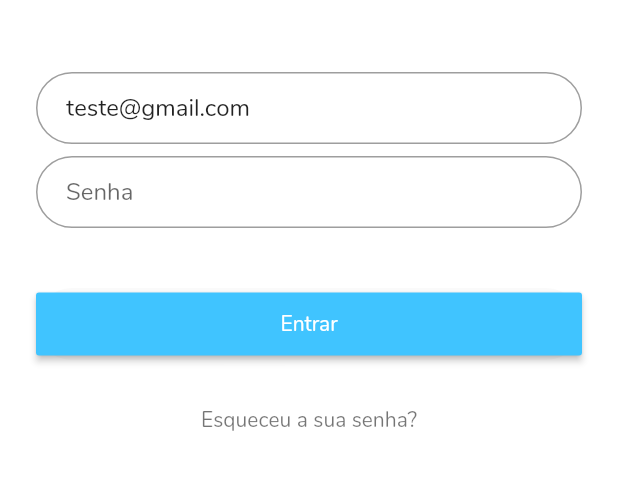
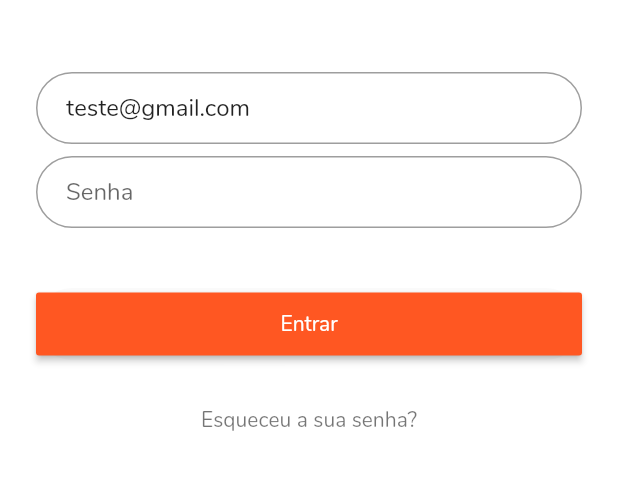
Before and after one commit to lucashenriquecss/Flutter-Projects, a Flutter app: the screen it shows after launch, on a phone screen of 412 x 824 dp, the part 462-952 px from its top. Run offline on Flutter 3.47's test engine with Material 2 defaults, Android fonts, the phone set to English and light mode, and no system bars; our stand-ins replace math_expressions.

Commit message:
Finish login app

```diff
--- a/Login/login_app/lib/login_page.dart
+++ b/Login/login_app/lib/login_page.dart
@@ -1,4 +1,5 @@
 import 'package:flutter/material.dart';
+import 'package:login_app/home_page.dart';
 
 class LoginPage extends StatefulWidget {
   static String tag = 'login-page';
@@ -48,16 +49,22 @@ class _LoginPageState extends State<LoginPage> {
         child: MaterialButton(
           minWidth: 200.0,
           height: 42.0,
-          onPressed: () {},
-          color: Colors.lightBlueAccent,
+          onPressed: () {
+            Navigator.of(context).pushNamed(HomePage.tag);
+          },
+          color: Colors.deepOrange,
           child: Text('Entrar', style: TextStyle(color: Colors.white)),
         ),
       ),
     );
     final forgotLabel = FlatButton(
-      child: Text('Esqueceu a sua senha?',style: TextStyle(color: Colors.black54),
+      child: Text(
+        'Esqueceu a sua senha?',
+        style: TextStyle(color: Colors.black54),
       ),
-      onPressed: () {},
+      onPressed: () {
+
+      },
     );
     return Scaffold(
       backgroundColor: Colors.white,
--- a/Login/login_app/lib/main.dart
+++ b/Login/login_app/lib/main.dart
@@ -1,27 +1,28 @@
 import 'package:flutter/material.dart';
 import 'login_page.dart';
+import 'home_page.dart';
 
 void main() {
   runApp(LoginApp());
 }
 
 class LoginApp extends StatelessWidget {
-   final routes = <String, WidgetBuilder>{
+  final routes = <String, WidgetBuilder>{
     LoginPage.tag: (context) => LoginPage(),
-
+    HomePage.tag: (context) => HomePage(),
   };
 
   @override
   Widget build(BuildContext context) {
-  return MaterialApp(
+    return MaterialApp(
       debugShowCheckedModeBanner: false,
       title: 'Tela de Login',
       theme: ThemeData(
-        primarySwatch: Colors.lightBlue,
+        primarySwatch: Colors.deepOrange,
         fontFamily: 'Nunito',
-        ),
-      home:LoginPage(),
+      ),
+      home: LoginPage(),
       routes: routes,
-  );
+    );
   }
 }
```
Also changed, not shown: Login/login_app/lib/home_page.dart (+22 -1 lines).
